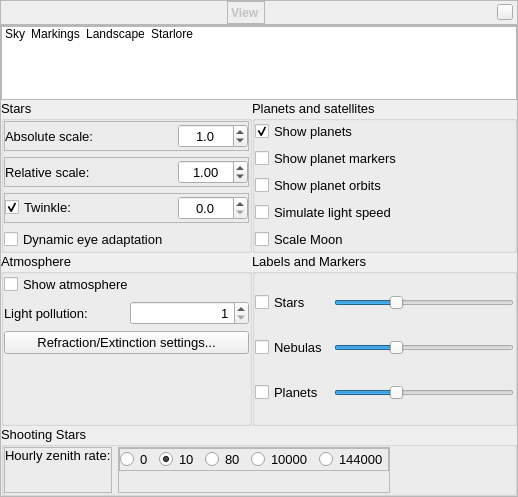
Above: src/gui/viewDialog.ui from 519984307/stellarium_src before the change. Below: the same form after it.
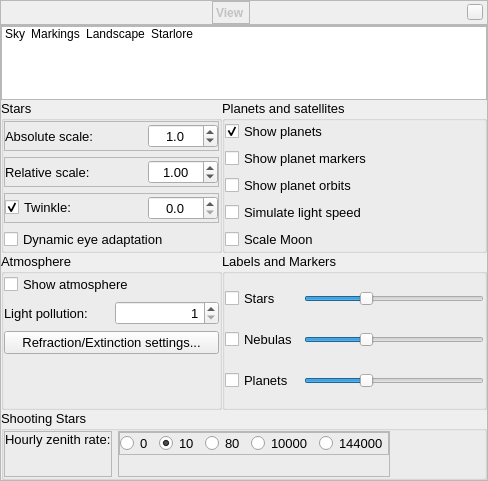
That is the form after the change. The open tabs and pages were chosen to show the change. Icons and pictures are not drawn. Custom widgets are drawn as their Qt base class.

```diff
--- a/src/gui/viewDialog.ui
+++ b/src/gui/viewDialog.ui
@@ -6,6 +6,8 @@
    <rect>
     <x>0</x>
     <y>0</y>
+    <width>488</width>
+    <height>481</height>
    </rect>
   </property>
   <property name="font">
```
Left out of the diff: 12 changed lines with no effect on the pictures.
